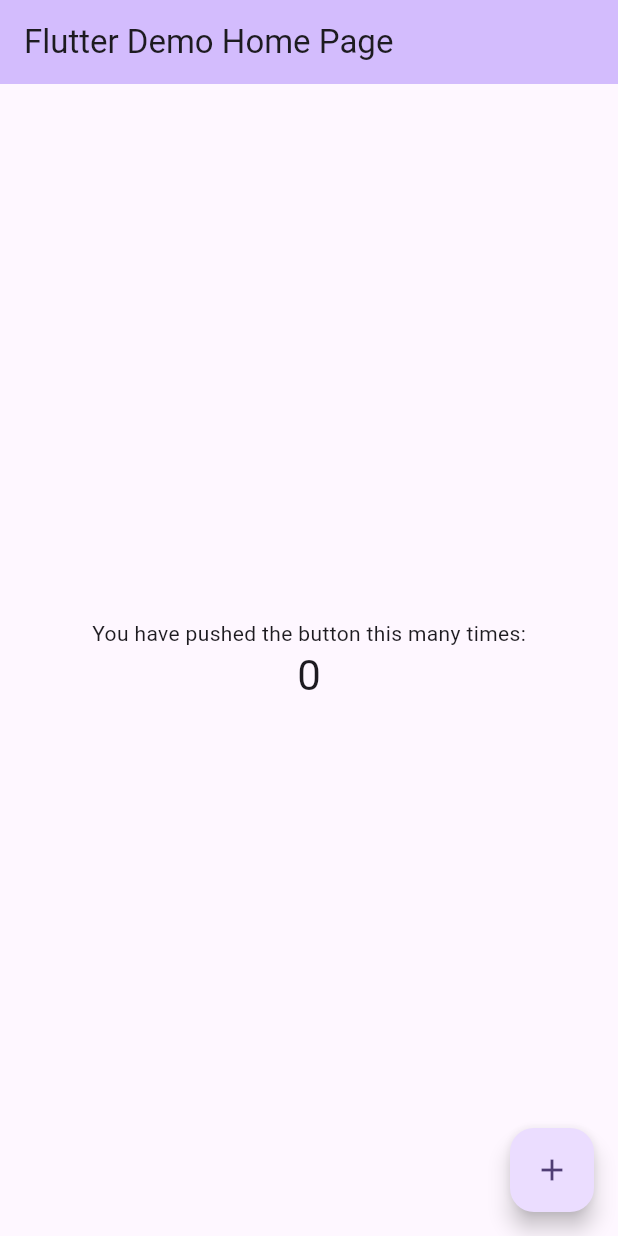
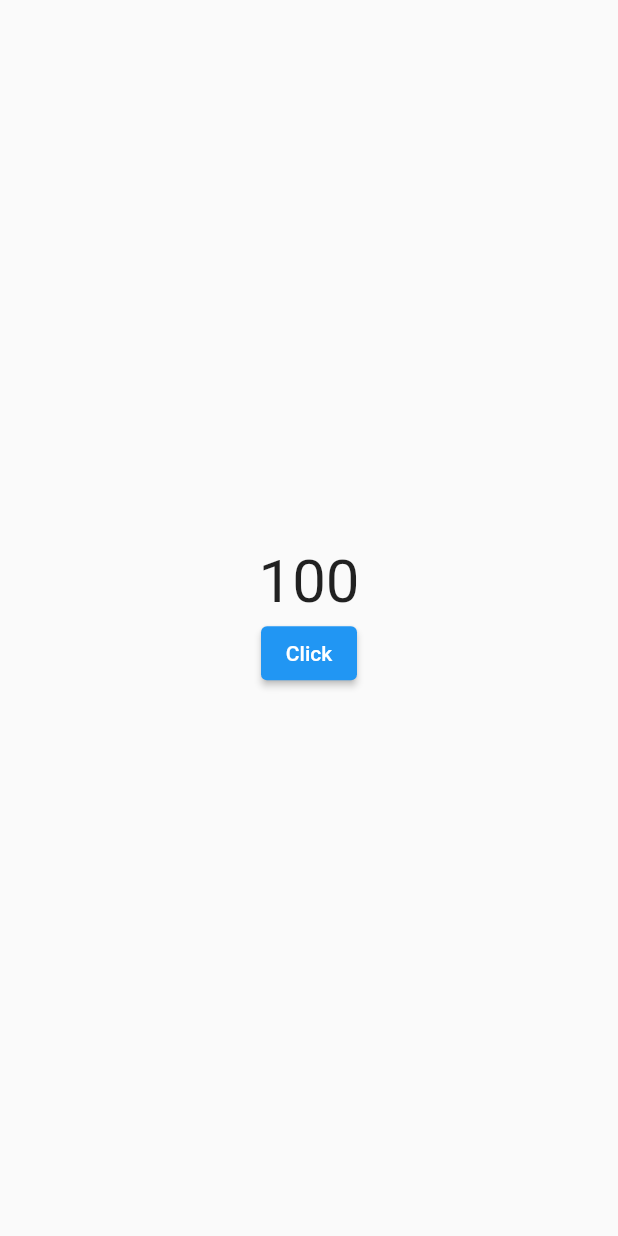
Before and after one commit to jasonpch01/flutter_codigo_mycard, a Flutter app: the screen it shows after launch, on a phone screen of 412 x 824 dp. Run offline on Flutter 3.47's test engine with Material 2 defaults, Android fonts, the phone set to English and light mode, and no system bars.

Commit message:
second commit

```diff
--- a/lib/main.dart
+++ b/lib/main.dart
@@ -1,125 +1,55 @@
 import 'package:flutter/material.dart';
 
 void main() {
-  runApp(const MyApp());
+  runApp(MyApp());
 }
 
 class MyApp extends StatelessWidget {
-  const MyApp({super.key});
-
-  // This widget is the root of your application.
   @override
   Widget build(BuildContext context) {
     return MaterialApp(
-      title: 'Flutter Demo',
-      theme: ThemeData(
-        // This is the theme of your application.
-        //
-        // TRY THIS: Try running your application with "flutter run". You'll see
-        // the application has a blue toolbar. Then, without quitting the app,
-        // try changing the seedColor in the colorScheme below to Colors.green
-        // and then invoke "hot reload" (save your changes or press the "hot
-        // reload" button in a Flutter-supported IDE, or press "r" if you used
-        // the command line to start the app).
-        //
-        // Notice that the counter didn't reset back to zero; the application
-        // state is not lost during the reload. To reset the state, use hot
-        // restart instead.
-        //
-        // This works for code too, not just values: Most code changes can be
-        // tested with just a hot reload.
-        colorScheme: ColorScheme.fromSeed(seedColor: Colors.deepPurple),
-        useMaterial3: true,
-      ),
-      home: const MyHomePage(title: 'Flutter Demo Home Page'),
+      home: HomePage(),
     );
   }
 }
 
-class MyHomePage extends StatefulWidget {
-  const MyHomePage({super.key, required this.title});
+//Stateless vs Stateful
 
-  // This widget is the home page of your application. It is stateful, meaning
-  // that it has a State object (defined below) that contains fields that affect
-  // how it looks.
-
-  // This class is the configuration for the state. It holds the values (in this
-  // case the title) provided by the parent (in this case the App widget) and
-  // used by the build method of the State. Fields in a Widget subclass are
-  // always marked "final".
-
-  final String title;
-
+class HomePage extends StatefulWidget {
   @override
-  State<MyHomePage> createState() => _MyHomePageState();
+  State<HomePage> createState() => _HomePageState();
 }
 
-class _MyHomePageState extends State<MyHomePage> {
-  int _counter = 0;
-
-  void _incrementCounter() {
-    setState(() {
-      // This call to setState tells the Flutter framework that something has
-      // changed in this State, which causes it to rerun the build method below
-      // so that the display can reflect the updated values. If we changed
-      // _counter without calling setState(), then the build method would not be
-      // called again, and so nothing would appear to happen.
-      _counter++;
-    });
-  }
+class _HomePageState extends State<HomePage> {
+  int counter = 100;
 
   @override
   Widget build(BuildContext context) {
-    // This method is rerun every time setState is called, for instance as done
-    // by the _incrementCounter method above.
-    //
-    // The Flutter framework has been optimized to make rerunning build methods
-    // fast, so that you can just rebuild anything that needs updating rather
-    // than having to individually change instances of widgets.
+    print("BUILD!!!!!!");
     return Scaffold(
-      appBar: AppBar(
-        // TRY THIS: Try changing the color here to a specific color (to
-        // Colors.amber, perhaps?) and trigger a hot reload to see the AppBar
-        // change color while the other colors stay the same.
-        backgroundColor: Theme.of(context).colorScheme.inversePrimary,
-        // Here we take the value from the MyHomePage object that was created by
-        // the App.build method, and use it to set our appbar title.
-        title: Text(widget.title),
-      ),
       body: Center(
-        // Center is a layout widget. It takes a single child and positions it
-        // in the middle of the parent.
         child: Column(
-          // Column is also a layout widget. It takes a list of children and
-          // arranges them vertically. By default, it sizes itself to fit its
-          // children horizontally, and tries to be as tall as its parent.
-          //
-          // Column has various properties to control how it sizes itself and
-          // how it positions its children. Here we use mainAxisAlignment to
-          // center the children vertically; the main axis here is the vertical
-          // axis because Columns are vertical (the cross axis would be
-          // horizontal).
-          //
-          // TRY THIS: Invoke "debug painting" (choose the "Toggle Debug Paint"
-          // action in the IDE, or press "p" in the console), to see the
-          // wireframe for each widget.
           mainAxisAlignment: MainAxisAlignment.center,
-          children: <Widget>[
-            const Text(
-              'You have pushed the button this many times:',
+          children: [
+            Text(
+              counter.toString(),
+              style: const TextStyle(
+                fontSize: 40.0,
+              ),
             ),
-            Text(
-              '$_counter',
-              style: Theme.of(context).textTheme.headlineMedium,
+            ElevatedButton(
+              onPressed: () {
+                counter = counter + 10;
+
+                setState(() {});
+
+                print(counter);
+              },
+              child: const Text("Click"),
             ),
           ],
         ),
       ),
-      floatingActionButton: FloatingActionButton(
-        onPressed: _incrementCounter,
-        tooltip: 'Increment',
-        child: const Icon(Icons.add),
-      ), // This trailing comma makes auto-formatting nicer for build methods.
     );
   }
 }
```
